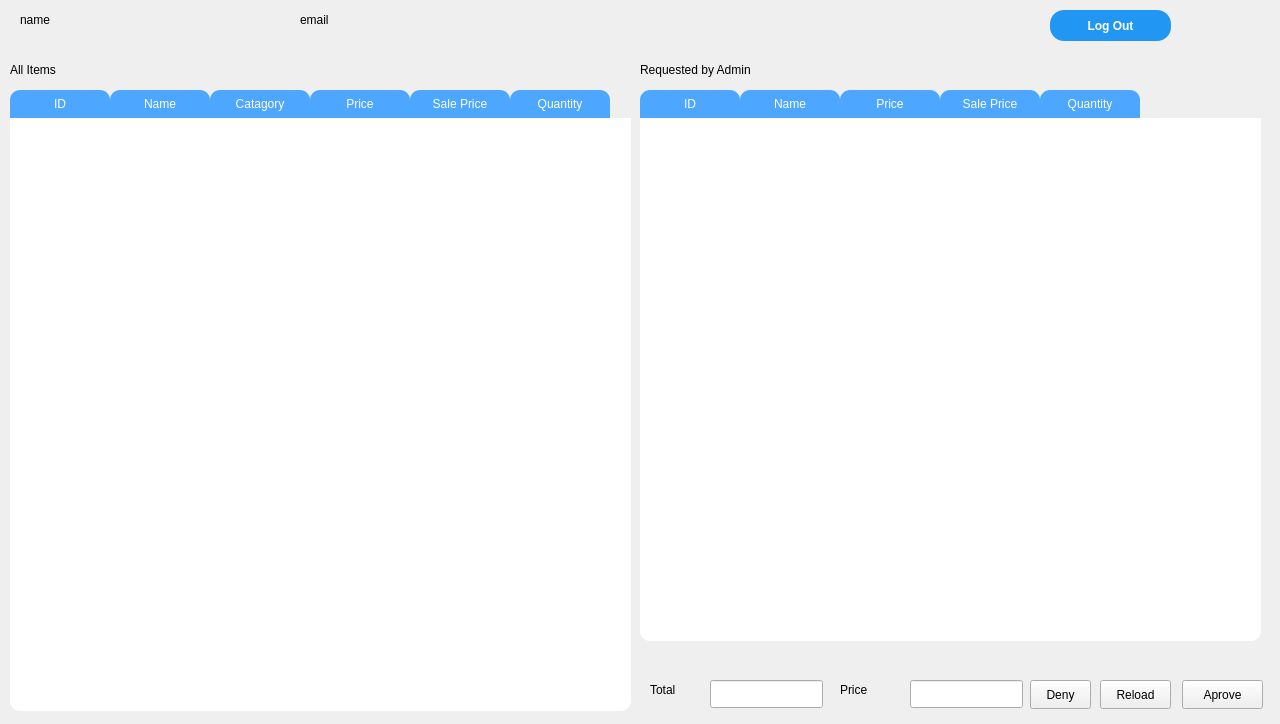
First picture: the form in InventorySysytem-GUI/vendormenu.ui, repository umerghafoor/Open-Inventory, before the edit.
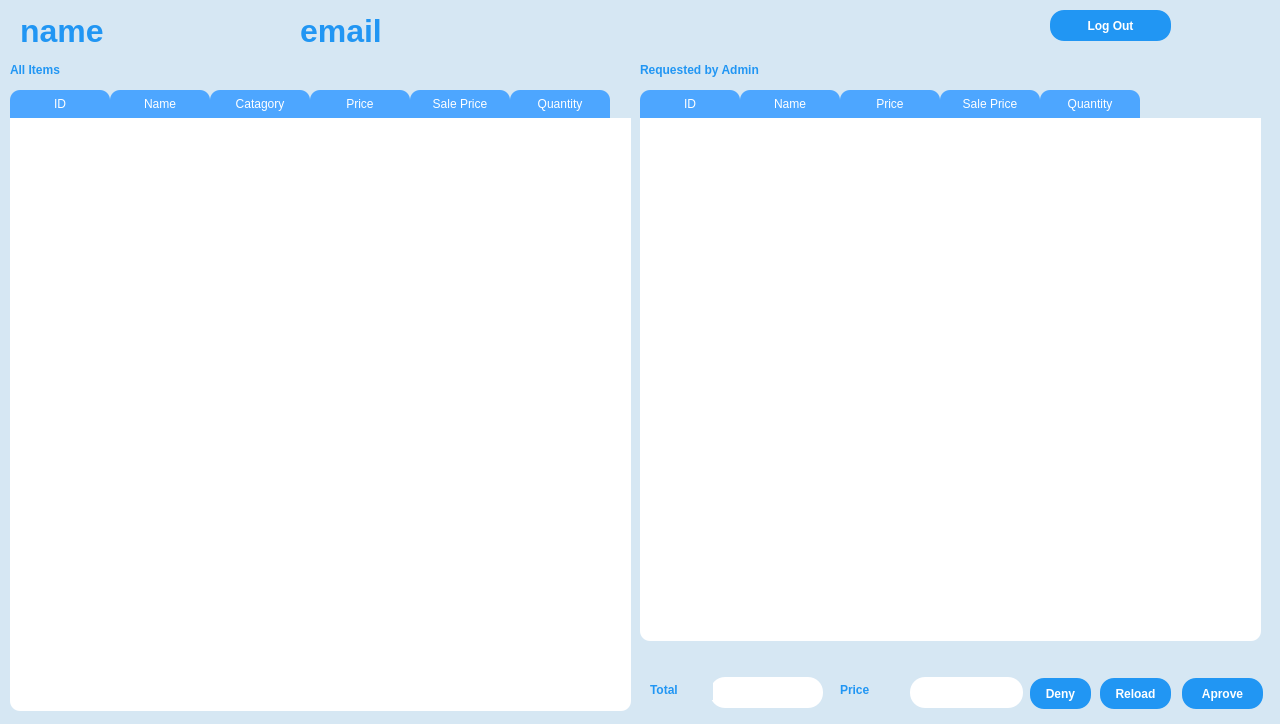
Second picture: the form after the edit.

```diff
--- a/InventorySysytem-GUI/vendormenu.ui
+++ b/InventorySysytem-GUI/vendormenu.ui
@@ -13,6 +13,9 @@
   <property name="windowTitle">
    <string>MainWindow</string>
   </property>
+  <property name="styleSheet">
+   <string notr="true">background-color:rgb(214, 231, 243);</string>
+  </property>
   <widget class="QWidget" name="centralwidget">
    <widget class="QTableWidget" name="allItems">
     <property name="enabled">
@@ -141,6 +144,13 @@
       <height>20</height>
      </rect>
     </property>
+    <property name="styleSheet">
+     <string notr="true">QLabel {
+    color: #2196F3;
+    font-weight: bold;
+}
+</string>
+    </property>
     <property name="text">
      <string>All Items</string>
     </property>
@@ -262,11 +272,29 @@
     <property name="geometry">
      <rect>
       <x>1182</x>
-      <y>680</y>
+      <y>678</y>
       <width>81</width>
-      <height>29</height>
+      <height>31</height>
      </rect>
     </property>
+    <property name="styleSheet">
+     <string notr="true">QPushButton {
+    background-color: #2196F3;
+    color: #FFFFFF;
+    border-radius: 14px;
+    padding: 4px 10px;
+    font-weight: bold;
+}
+
+QPushButton:hover {
+    background-color: #1976D2;
+}
+
+QPushButton:pressed {
+    background-color: #0D47A1;
+}
+</string>
+    </property>
     <property name="text">
      <string>Aprove</string>
     </property>
@@ -275,11 +303,29 @@
     <property name="geometry">
      <rect>
       <x>1100</x>
-      <y>680</y>
+      <y>678</y>
       <width>71</width>
-      <height>29</height>
+      <height>31</height>
      </rect>
     </property>
+    <property name="styleSheet">
+     <string notr="true">QPushButton {
+    background-color: #2196F3;
+    color: #FFFFFF;
+    border-radius: 14px;
+    padding: 4px 10px;
+    font-weight: bold;
+}
+
+QPushButton:hover {
+    background-color: #1976D2;
+}
+
+QPushButton:pressed {
+    background-color: #0D47A1;
+}
+</string>
+    </property>
     <property name="text">
      <string>Reload</string>
     </property>
@@ -288,11 +334,29 @@
     <property name="geometry">
      <rect>
       <x>1030</x>
-      <y>680</y>
+      <y>678</y>
       <width>61</width>
-      <height>29</height>
+      <height>31</height>
      </rect>
     </property>
+    <property name="styleSheet">
+     <string notr="true">QPushButton {
+    background-color: #2196F3;
+    color: #FFFFFF;
+    border-radius: 14px;
+    padding: 4px 10px;
+    font-weight: bold;
+}
+
+QPushButton:hover {
+    background-color: #1976D2;
+}
+
+QPushButton:pressed {
+    background-color: #0D47A1;
+}
+</string>
+    </property>
     <property name="text">
      <string>Deny</string>
     </property>
@@ -301,11 +365,27 @@
     <property name="geometry">
      <rect>
       <x>710</x>
-      <y>680</y>
+      <y>677</y>
       <width>113</width>
-      <height>28</height>
+      <height>31</height>
      </rect>
     </property>
+    <property name="styleSheet">
+     <string notr="true">QLineEdit {
+    border-radius: 15px;
+    background-color: white;
+	padding-left: 10px;
+    padding-right: 10px; 
+	font-size: 14px;
+ 	color: #4da6ff;
+    font-weight: bold;
+	text-align: center;
+}
+
+QLineEdit:focus, QLineEdit:hover {
+    border: 1px solid #4da6ff;
+}</string>
+    </property>
    </widget>
    <widget class="QLabel" name="label_2">
     <property name="geometry">
@@ -316,6 +396,13 @@
       <height>20</height>
      </rect>
     </property>
+    <property name="styleSheet">
+     <string notr="true">QLabel {
+    color: #2196F3;
+    font-weight: bold;
+}
+</string>
+    </property>
     <property name="text">
      <string>Total</string>
     </property>
@@ -324,11 +411,27 @@
     <property name="geometry">
      <rect>
       <x>910</x>
-      <y>680</y>
+      <y>677</y>
       <width>113</width>
-      <height>28</height>
+      <height>31</height>
      </rect>
     </property>
+    <property name="styleSheet">
+     <string notr="true">QLineEdit {
+    border-radius: 15px;
+    background-color: white;
+	padding-left: 10px;
+    padding-right: 10px; 
+	font-size: 14px;
+ 	color: #4da6ff;
+    font-weight: bold;
+	text-align: center;
+}
+
+QLineEdit:focus, QLineEdit:hover {
+    border: 1px solid #4da6ff;
+}</string>
+    </property>
    </widget>
    <widget class="QLabel" name="label_3">
     <property name="geometry">
@@ -339,6 +442,13 @@
       <height>20</height>
      </rect>
     </property>
+    <property name="styleSheet">
+     <string notr="true">QLabel {
+    color: #2196F3;
+    font-weight: bold;
+}
+</string>
+    </property>
     <property name="text">
      <string>Price</string>
     </property>
@@ -379,10 +489,18 @@
      <rect>
       <x>300</x>
       <y>10</y>
-      <width>151</width>
-      <height>20</height>
+      <width>421</width>
+      <height>41</height>
      </rect>
     </property>
+    <property name="styleSheet">
+     <string notr="true">QLabel {
+    color: #2196F3;
+    font-weight: bold;
+	font-size:32px;
+}
+</string>
+    </property>
     <property name="text">
      <string>email</string>
     </property>
@@ -392,16 +510,17 @@
      <rect>
       <x>20</x>
       <y>10</y>
-      <width>151</width>
-      <height>20</height>
+      <width>281</width>
+      <height>41</height>
      </rect>
     </property>
     <property name="styleSheet">
-     <string notr="true">QLabel 
-{
-	 text-align: right;
- 	color:black;
-}</string>
+     <string notr="true">QLabel {
+    color: #2196F3;
+    font-weight: bold;
+	font-size:32px;
+}
+</string>
     </property>
     <property name="text">
      <string>name</string>
@@ -416,6 +535,13 @@
       <height>20</height>
      </rect>
     </property>
+    <property name="styleSheet">
+     <string notr="true">QLabel {
+    color: #2196F3;
+    font-weight: bold;
+}
+</string>
+    </property>
     <property name="text">
      <string>Requested by Admin</string>
     </property>
```
